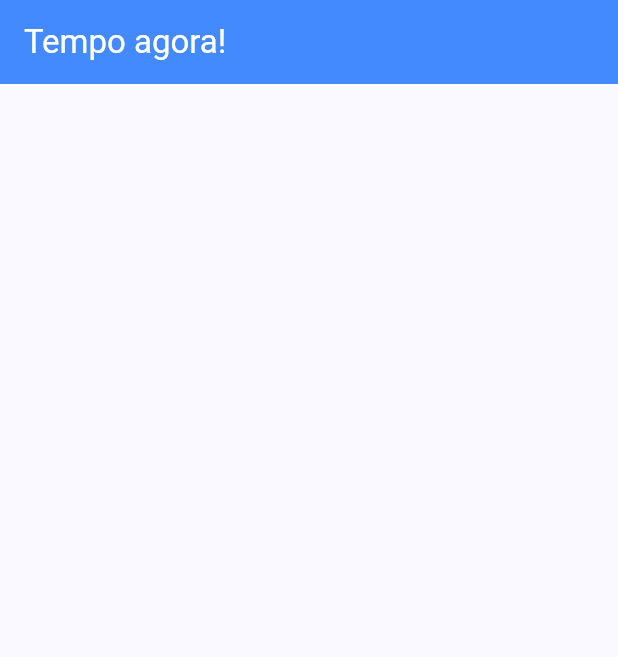
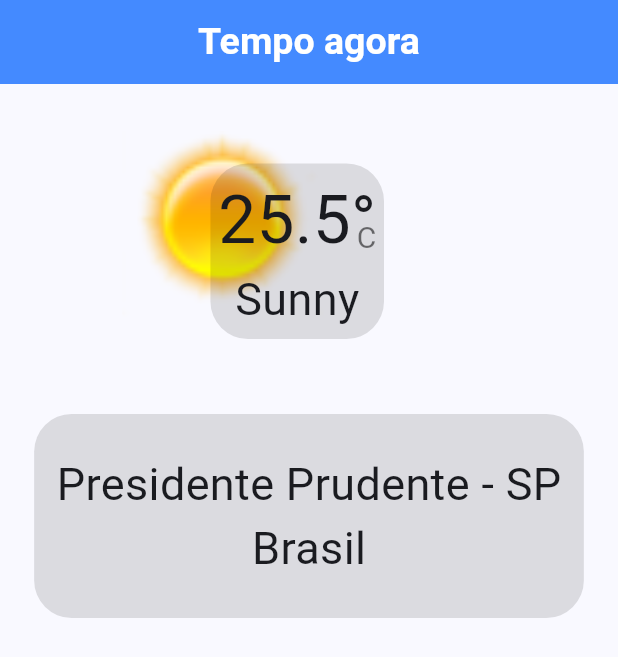
Before and after one commit to gabrielnavas/weather_flutter_app, a Flutter app: the screen it shows after launch, on a phone screen of 412 x 824 dp. Shown: the top 657 px of the screen. Run offline on Flutter 3.47's test engine with Material 3 defaults, Android fonts, the phone set to English and light mode, and no system bars.

Commit message:
creaaet basic screen with mocked data

```diff
--- /dev/null
+++ b/lib/models/city.dart
@@ -0,0 +1,13 @@
+import 'package:weather_app/models/state_country.dart';
+
+class City {
+  final String name;
+  final StateCountry state;
+  final String country;
+
+  City({
+    required this.name,
+    required this.state,
+    required this.country,
+  });
+}
--- /dev/null
+++ b/lib/models/state_country.dart
@@ -0,0 +1,9 @@
+class StateCountry {
+  final String name;
+  final String acronym;
+
+  StateCountry({
+    required this.name,
+    required this.acronym,
+  });
+}
--- a/lib/models/temperature.dart
+++ b/lib/models/temperature.dart
@@ -1,11 +1,15 @@
-enum Unit { metric, imperial }
+import 'package:weather_app/models/city.dart';
+
+enum TemperateUnit { metric, imperial }
 
 class Temperature {
   final double value;
-  final Unit unit;
+  final TemperateUnit unit;
+  final City city;
 
   Temperature({
     required this.value,
     required this.unit,
+    required this.city,
   });
 }
--- a/lib/models/weather_state.dart
+++ b/lib/models/weather_state.dart
@@ -15,12 +15,26 @@ class WeatherState {
     this.detailedDescription,
   );
 
+  static WeatherState byDescryption(String description) {
+    WeatherState? state;
+    for (final WeatherState s in states) {
+      if (s.description == description) {
+        state = s;
+      }
+    }
+
+    if (state == null) {
+      throw Exception("state not found");
+    }
+
+    return state;
+  }
+
   static String getFullPathIcon(String iconName) {
     return "$_pathWeatherIcons/$iconName.png";
   }
 
-  static List<WeatherState> states() {
-    return [
+  static List<WeatherState> states = [
     WeatherState("01", "Sunny", true, false, "Sunny"),
     WeatherState("02", "Mostly Sunny", true, false, "Mostly Sunny"),
     WeatherState("03", "Partly Sunny", true, false, "Partly Sunny"),
@@ -78,4 +92,3 @@ class WeatherState {
         "44", "Mostly Cloudy w/ Snow", false, true, "Mostly Cloudy w/ Snow")
   ];
 }
-}
--- a/lib/screen/weather_screen.dart
+++ b/lib/screen/weather_screen.dart
@@ -1,19 +1,132 @@
 import 'package:flutter/material.dart';
+import 'package:weather_app/models/temperature.dart';
+import 'package:weather_app/service/weather_service.dart';
 
 class WeatherScreen extends StatelessWidget {
   const WeatherScreen({super.key});
 
   @override
   Widget build(BuildContext context) {
+    final WeatherService weatherService = WeatherService();
+
     return Scaffold(
       appBar: AppBar(
         backgroundColor: Colors.blueAccent,
+        centerTitle: true,
         title: const Text(
-          "Tempo agora!",
+          "Tempo agora",
           style: TextStyle(
             color: Colors.white,
+            fontWeight: FontWeight.bold,
+            fontSize: 25,
           ),
         ),
+      ),
+      body: FutureBuilder(
+        future: weatherService.currentWeather("Presidente Prudente"),
+        builder: (context, snapshot) {
+          if (snapshot.connectionState == ConnectionState.waiting) {
+            return const Center(
+              child: Text("Carrengando...\nAguarde!"),
+            );
+          }
+
+          if (!snapshot.hasData) {
+            return const Center(
+              child: Text("Tente novamente mais tarde"),
+            );
+          }
+
+          final CurrentWeather currentWeather = snapshot.data!;
+
+          const double circularRadius = 25;
+
+          return SizedBox(
+            width: double.infinity,
+            child: Column(
+              children: [
+                SizedBox(
+                  height: 170,
+                  width: 250,
+                  child: Stack(
+                    children: [
+                      Positioned(
+                        bottom: 10,
+                        left: -40,
+                        child: Image.asset(
+                          "assets/weather/icons/01.png",
+                          scale: .35,
+                        ),
+                      ),
+                      Positioned(
+                        bottom: 0,
+                        right: 75,
+                        child: Container(
+                          padding: const EdgeInsets.all(5),
+                          decoration: BoxDecoration(
+                            borderRadius: BorderRadius.circular(circularRadius),
+                            color: Colors.black12,
+                          ),
+                          child: Column(
+                            children: [
+                              Stack(
+                                children: [
+                                  Text(
+                                    '${currentWeather.temperature.value.toString()}°',
+                                    style: const TextStyle(
+                                      fontSize: 45,
+                                    ),
+                                  ),
+                                  Positioned(
+                                    bottom: 5,
+                                    right: 0,
+                                    child: Text(
+                                      currentWeather.temperature.unit ==
+                                              TemperateUnit.imperial
+                                          ? 'F'
+                                          : 'C',
+                                      style: const TextStyle(
+                                          fontSize: 20, color: Colors.black54),
+                                    ),
+                                  ),
+                                ],
+                              ),
+                              Text(
+                                currentWeather.weatherState.description,
+                                style: const TextStyle(fontSize: 30),
+                              ),
+                            ],
+                          ),
+                        ),
+                      )
+                    ],
+                  ),
+                ),
+                Container(
+                  margin: const EdgeInsets.only(top: 50),
+                  padding:
+                      const EdgeInsets.symmetric(vertical: 25, horizontal: 15),
+                  decoration: BoxDecoration(
+                    borderRadius: BorderRadius.circular(circularRadius),
+                    color: Colors.black12,
+                  ),
+                  child: Column(
+                    children: [
+                      Text(
+                        '${currentWeather.temperature.city.name} - ${currentWeather.temperature.city.state.acronym}',
+                        style: const TextStyle(fontSize: 30),
+                      ),
+                      Text(
+                        currentWeather.temperature.city.country,
+                        style: const TextStyle(fontSize: 30),
+                      )
+                    ],
+                  ),
+                )
+              ],
+            ),
+          );
+        },
       ),
     );
   }
--- /dev/null
+++ b/lib/service/weather_mock_service.dart
@@ -0,0 +1,24 @@
+import 'package:weather_app/models/city.dart';
+import 'package:weather_app/models/state_country.dart';
+import 'package:weather_app/models/temperature.dart';
+import 'package:weather_app/models/weather_state.dart';
+import 'package:weather_app/service/weather_service.dart';
+
+class WeatherMockService implements WeatherService {
+  @override
+  Future<CurrentWeather> currentWeather(final String city) async {
+    final sunnyDescription = WeatherState.states[0].description;
+    return CurrentWeather(
+      temperature: Temperature(
+        value: 25.5,
+        unit: TemperateUnit.metric,
+        city: City(
+          country: "Brasil",
+          state: StateCountry(name: "São Paulo", acronym: "SP"),
+          name: "Presidente Prudente",
+        ),
+      ),
+      weatherDescription: sunnyDescription,
+    );
+  }
+}
--- a/lib/service/weather_service.dart
+++ b/lib/service/weather_service.dart
@@ -1,16 +1,23 @@
 import 'package:weather_app/models/temperature.dart';
 import 'package:weather_app/models/weather_state.dart';
+import 'package:weather_app/service/weather_mock_service.dart';
 
 class CurrentWeather {
   final Temperature temperature;
-  final WeatherState weatherState;
+  late final WeatherState weatherState;
 
   CurrentWeather({
     required this.temperature,
-    required this.weatherState,
-  });
+    required String weatherDescription,
+  }) {
+    weatherState = WeatherState.byDescryption(weatherDescription);
+  }
 }
 
 abstract class WeatherService {
   Future<CurrentWeather> currentWeather(final String city);
+
+  factory WeatherService() {
+    return WeatherMockService();
+  }
 }
```
Lines whose indentation alone changed are shown as unchanged.
